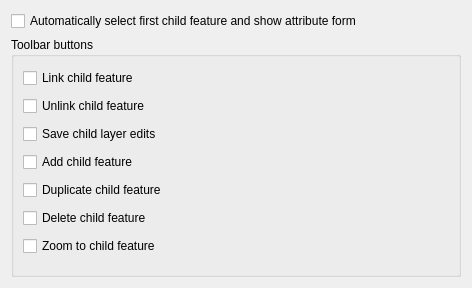
Qt form src/ui/qgsrelationeditorconfigwidgetbase.ui (qgis/QGIS) before a commit.
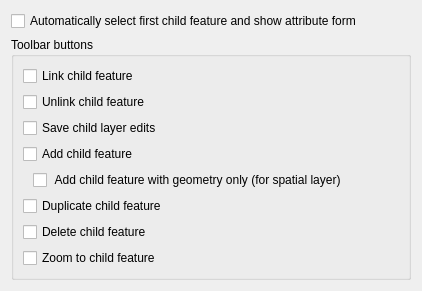
The same form after that commit.

Commit message: Rel editor add feature with geometry for spatial layer config

The edit to the form file:
```diff
--- a/src/ui/qgsrelationeditorconfigwidgetbase.ui
+++ b/src/ui/qgsrelationeditorconfigwidgetbase.ui
@@ -6,8 +6,8 @@
    <rect>
     <x>0</x>
     <y>0</y>
-    <width>472</width>
-    <height>288</height>
+    <width>422</width>
+    <height>272</height>
    </rect>
   </property>
   <property name="windowTitle">
@@ -64,6 +64,36 @@
         </property>
        </widget>
       </item>
+      <item>
+       <layout class="QHBoxLayout" name="horizontalLayout">
+        <item>
+         <spacer name="horizontalSpacer">
+          <property name="orientation">
+           <enum>Qt::Horizontal</enum>
+          </property>
+          <property name="sizeType">
+           <enum>QSizePolicy::Fixed</enum>
+          </property>
+          <property name="sizeHint" stdset="0">
+           <size>
+            <width>10</width>
+            <height>20</height>
+           </size>
+          </property>
+         </spacer>
+        </item>
+        <item>
+         <widget class="QCheckBox" name="mAddFeatureWithGeometryOnly">
+          <property name="toolTip">
+           <string>&lt;html&gt;&lt;head/&gt;&lt;body&gt;&lt;p&gt;If checked it is not possible to add a feature whitout geometry to a spatial layer. Otherwise two &amp;quot;Add child feature&amp;quot; buttons are showed with and without geometry.&lt;/p&gt;&lt;/body&gt;&lt;/html&gt;</string>
+          </property>
+          <property name="text">
+           <string> Add child feature with geometry only (for spatial layer)</string>
+          </property>
+         </widget>
+        </item>
+       </layout>
+      </item>
       <item>
        <widget class="QCheckBox" name="mRelationShowDuplicateChildFeatureCheckBox">
         <property name="text">
```
The commit also changes 2 other files.
